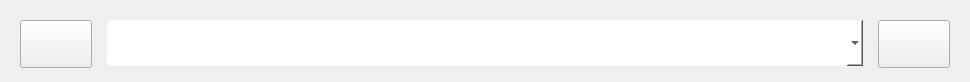
The window that widgets/editor/Fields/InputListField/inputlistfield.ui (taliyos/DialogueCreatorForGames) describes before a commit, drawn with Qt 5.
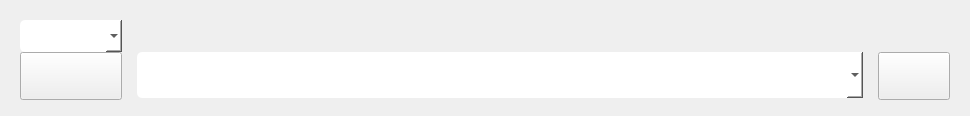
The same window after the commit. Icons and pictures are not drawn.

The edit to the form file:
```diff
--- a/widgets/editor/Fields/InputListField/inputlistfield.ui
+++ b/widgets/editor/Fields/InputListField/inputlistfield.ui
@@ -7,7 +7,7 @@
     <x>0</x>
     <y>0</y>
     <width>970</width>
-    <height>82</height>
+    <height>116</height>
    </rect>
   </property>
   <property name="sizePolicy">
@@ -25,7 +25,7 @@
   <property name="maximumSize">
    <size>
     <width>970</width>
-    <height>82</height>
+    <height>116</height>
    </size>
   </property>
   <property name="baseSize">
@@ -161,6 +161,16 @@
         </property>
        </widget>
       </item>
+      <item row="0" column="0">
+       <widget class="QComboBox" name="index">
+        <property name="minimumSize">
+         <size>
+          <width>0</width>
+          <height>32</height>
+         </size>
+        </property>
+       </widget>
+      </item>
      </layout>
     </widget>
    </item>
```
